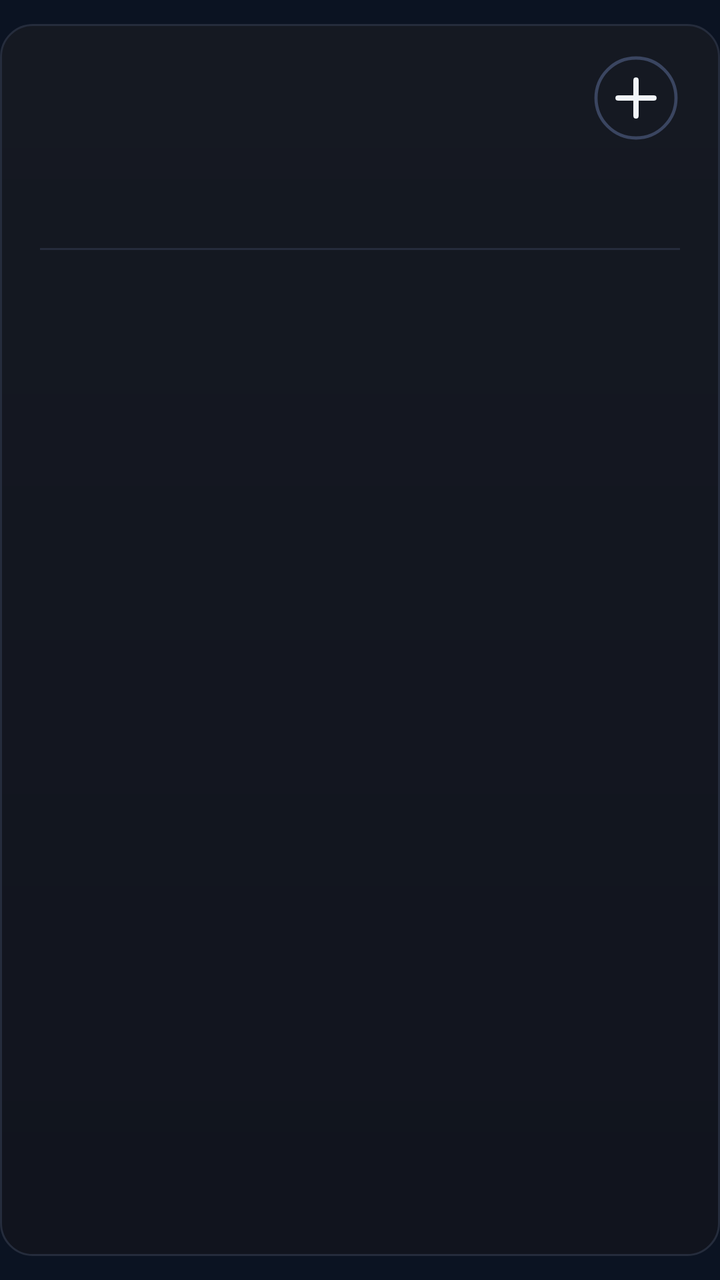
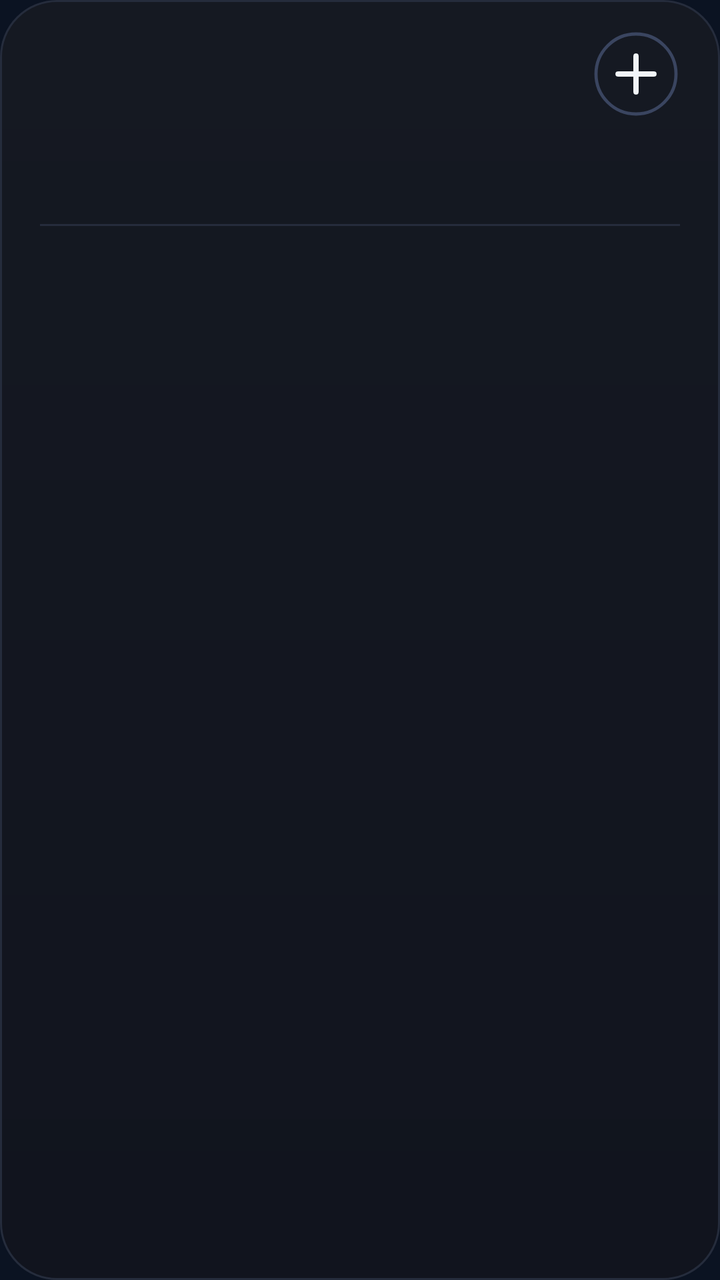

Screens rendered from an Android XML layout before and after an edit, with the pre-edit source and the edit as a unified diff.
<!-- AndroidManifest.xml: application theme AppTheme -->
<!-- res/layout/cal_k0.xml -->
<?xml version="1.0" encoding="utf-8"?>
<FrameLayout xmlns:android="http://schemas.android.com/apk/res/android"
    android:id="@+id/root"
    android:layout_width="match_parent"
    android:layout_height="match_parent"
    android:paddingTop="12dp"
    android:paddingBottom="12dp">

    <LinearLayout
        android:id="@+id/panel"
        android:layout_width="match_parent"
        android:layout_height="match_parent"
        android:background="@drawable/cal_panel"
        android:orientation="vertical"
        android:paddingStart="20dp"
        android:paddingTop="13dp"
        android:paddingEnd="20dp"
        android:paddingBottom="14dp">

        
        <LinearLayout
            android:layout_width="match_parent"
            android:layout_height="48dp"
            android:gravity="center_vertical"
            android:orientation="horizontal">
        <ImageView
            android:id="@+id/cal_day"
            android:layout_width="wrap_content"
            android:layout_height="47dp"
            android:adjustViewBounds="true"
            android:scaleType="fitStart" />

            <LinearLayout
                android:layout_width="0dp"
                android:layout_height="wrap_content"
                android:layout_marginStart="12dp"
                android:layout_weight="1"
                android:orientation="vertical">
                <ImageView
                    android:id="@+id/cal_month"
                    android:layout_width="match_parent"
                    android:layout_height="23dp"
                    android:adjustViewBounds="true"
                    android:scaleType="fitStart" />
                <ImageView
                    android:id="@+id/cal_sub"
                    android:layout_width="match_parent"
                    android:layout_height="16dp"
                    android:adjustViewBounds="true"
                    android:layout_marginTop="2dp"
                    android:scaleType="fitStart" />
            </LinearLayout>

            <ImageView
                android:id="@+id/btn_add"
                android:layout_width="44dp"
                android:layout_height="44dp"
                android:contentDescription="New event"
                android:src="@drawable/ic_cal_add" />
        </LinearLayout>

        
        <LinearLayout
            android:layout_width="match_parent"
            android:layout_height="44dp"
            android:layout_marginTop="2dp"
            android:orientation="horizontal">
            <LinearLayout
                android:layout_width="0dp"
                android:layout_height="match_parent"
                android:layout_weight="1"
                android:gravity="center_horizontal"
                android:orientation="vertical">
                <ImageView
                    android:id="@+id/wk_label_0"
                    android:layout_width="wrap_content"
                    android:layout_height="14dp"
                    android:adjustViewBounds="true"
                    android:scaleType="fitCenter" />
                <ImageView
                    android:id="@+id/wk_num_0"
                    android:layout_width="26dp"
                    android:layout_height="26dp"
                    android:adjustViewBounds="true"
                    android:layout_marginTop="3dp"
                    android:scaleType="fitCenter" />
            </LinearLayout>
            <LinearLayout
                android:layout_width="0dp"
                android:layout_height="match_parent"
                android:layout_weight="1"
                android:gravity="center_horizontal"
                android:orientation="vertical">
                <ImageView
                    android:id="@+id/wk_label_1"
                    android:layout_width="wrap_content"
                    android:layout_height="14dp"
                    android:adjustViewBounds="true"
                    android:scaleType="fitCenter" />
                <ImageView
                    android:id="@+id/wk_num_1"
                    android:layout_width="26dp"
                    android:layout_height="26dp"
                    android:adjustViewBounds="true"
                    android:layout_marginTop="3dp"
                    android:scaleType="fitCenter" />
            </LinearLayout>
            <LinearLayout
                android:layout_width="0dp"
                android:layout_height="match_parent"
                android:layout_weight="1"
                android:gravity="center_horizontal"
                android:orientation="vertical">
                <ImageView
                    android:id="@+id/wk_label_2"
                    android:layout_width="wrap_content"
                    android:layout_height="14dp"
                    android:adjustViewBounds="true"
                    android:scaleType="fitCenter" />
                <ImageView
                    android:id="@+id/wk_num_2"
                    android:layout_width="26dp"
                    android:layout_height="26dp"
                    android:adjustViewBounds="true"
                    android:layout_marginTop="3dp"
                    android:scaleType="fitCenter" />
            </LinearLayout>
            <LinearLayout
                android:layout_width="0dp"
                android:layout_height="match_parent"
                android:layout_weight="1"
                android:gravity="center_horizontal"
                android:orientation="vertical">
                <ImageView
                    android:id="@+id/wk_label_3"
                    android:layout_width="wrap_content"
                    android:layout_height="14dp"
                    android:adjustViewBounds="true"
                    android:scaleType="fitCenter" />
                <ImageView
                    android:id="@+id/wk_num_3"
                    android:layout_width="26dp"
                    android:layout_height="26dp"
                    android:adjustViewBounds="true"
                    android:layout_marginTop="3dp"
                    android:scaleType="fitCenter" />
            </LinearLayout>
            <LinearLayout
                android:layout_width="0dp"
                android:layout_height="match_parent"
                android:layout_weight="1"
                android:gravity="center_horizontal"
                android:orientation="vertical">
                <ImageView
                    android:id="@+id/wk_label_4"
                    android:layout_width="wrap_content"
                    android:layout_height="14dp"
                    android:adjustViewBounds="true"
                    android:scaleType="fitCenter" />
                <ImageView
                    android:id="@+id/wk_num_4"
                    android:layout_width="26dp"
                    android:layout_height="26dp"
                    android:adjustViewBounds="true"
                    android:layout_marginTop="3dp"
                    android:scaleType="fitCenter" />
            </LinearLayout>
            <LinearLayout
                android:layout_width="0dp"
                android:layout_height="match_parent"
                android:layout_weight="1"
                android:gravity="center_horizontal"
                android:orientation="vertical">
                <ImageView
                    android:id="@+id/wk_label_5"
                    android:layout_width="wrap_content"
                    android:layout_height="14dp"
                    android:adjustViewBounds="true"
                    android:scaleType="fitCenter" />
                <ImageView
                    android:id="@+id/wk_num_5"
                    android:layout_width="26dp"
                    android:layout_height="26dp"
                    android:adjustViewBounds="true"
                    android:layout_marginTop="3dp"
                    android:scaleType="fitCenter" />
            </LinearLayout>
            <LinearLayout
                android:layout_width="0dp"
                android:layout_height="match_parent"
                android:layout_weight="1"
                android:gravity="center_horizontal"
                android:orientation="vertical">
                <ImageView
                    android:id="@+id/wk_label_6"
                    android:layout_width="wrap_content"
                    android:layout_height="14dp"
                    android:adjustViewBounds="true"
                    android:scaleType="fitCenter" />
                <ImageView
                    android:id="@+id/wk_num_6"
                    android:layout_width="26dp"
                    android:layout_height="26dp"
                    android:adjustViewBounds="true"
                    android:layout_marginTop="3dp"
                    android:scaleType="fitCenter" />
            </LinearLayout>
        </LinearLayout>

        <ImageView
            android:layout_width="match_parent"
            android:layout_height="1dp"
            android:layout_marginTop="5dp"
            android:layout_marginBottom="5dp"
            android:scaleType="fitXY"
            android:src="@drawable/cal_divider" />

        
        <LinearLayout
            android:layout_width="match_parent"
            android:layout_height="0dp"
            android:layout_weight="1"
            android:orientation="vertical">
        </LinearLayout>
        <ImageView
            android:id="@+id/cal_more"
            android:layout_width="match_parent"
            android:layout_height="14dp"
            android:adjustViewBounds="true"
            android:scaleType="fitEnd" />
    </LinearLayout>
</FrameLayout>
<!-- resources referenced by this layout -->
<resources>
  <!-- drawable cal_divider (drawable) -->
  <?xml version="1.0" encoding="utf-8"?>
  <shape xmlns:android="http://schemas.android.com/apk/res/android" android:shape="rectangle">
      <solid android:color="#FF252C3C" />
  </shape>
  <!-- drawable cal_panel (drawable) -->
  <?xml version="1.0" encoding="utf-8"?>
  <shape xmlns:android="http://schemas.android.com/apk/res/android" android:shape="rectangle">
      <gradient android:angle="270" android:startColor="#FF151922" android:endColor="#FF11141E" />
      <stroke android:width="1dp" android:color="#FF252C3C" />
      <corners android:radius="@dimen/widget_radius" />
  </shape>
  <!-- drawable ic_cal_add (drawable) -->
  <?xml version="1.0" encoding="utf-8"?>
  <vector xmlns:android="http://schemas.android.com/apk/res/android"
      android:width="44dp"
      android:height="44dp"
      android:viewportWidth="44"
      android:viewportHeight="44">
      <path
          android:pathData="M22,22m-20,0a20,20 0,1 1,40 0a20,20 0,1 1,-40 0"
          android:strokeColor="#FF3A4560"
          android:strokeWidth="1.6" />
      <path
          android:pathData="M13,22L31,22M22,13L22,31"
          android:strokeColor="#FFF1F5F9"
          android:strokeLineCap="round"
          android:strokeWidth="2.6" />
  </vector>
  <style name="AppTheme" parent="@android:style/Theme.DeviceDefault.NoActionBar">
          <item name="android:colorAccent">#DF8B35</item>
          <item name="android:colorControlActivated">#DF8B35</item>
          <item name="android:windowBackground">#0B1322</item>
          <item name="android:statusBarColor">#0E111A</item>
          <item name="android:navigationBarColor">#0B1322</item>
          <item name="android:textColorHint">#718096</item>
      </style>
  <dimen name="widget_radius">16dp</dimen>
</resources>

<!-- the commit's change to res/layout/cal_k0.xml (unified diff, before → after) -->
@@ -3,8 +3,7 @@
     android:id="@+id/root"
     android:layout_width="match_parent"
     android:layout_height="match_parent"
-    android:paddingTop="12dp"
-    android:paddingBottom="12dp">
+    android:padding="0dp">
 
     <LinearLayout
         android:id="@+id/panel"
<!-- resource entries referenced after the edit -->
@@ -37,6 +37,6 @@
           <item name="android:navigationBarColor">#0B1322</item>
           <item name="android:textColorHint">#718096</item>
       </style>
-  <dimen name="widget_radius">16dp</dimen>
+  <dimen name="widget_radius">24dp</dimen>
 </resources>
 
